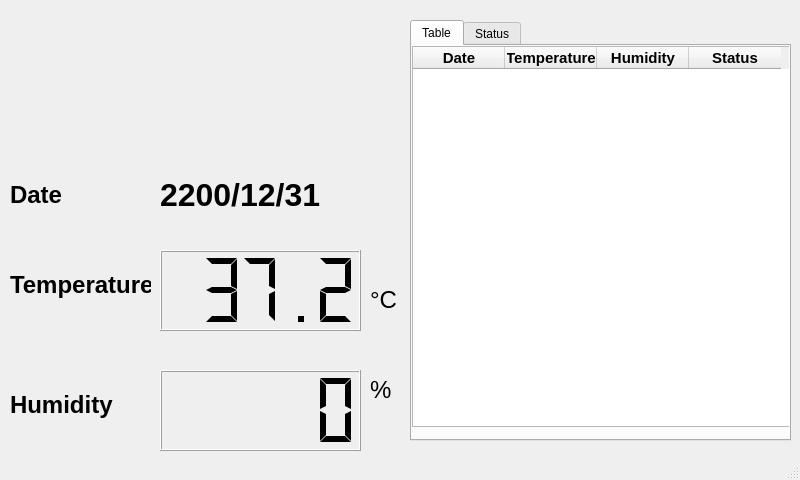
First picture: the form in HTsensor_record.ui, repository TaroballzChen/RaspberryPi_HTsensor_display, before the edit.
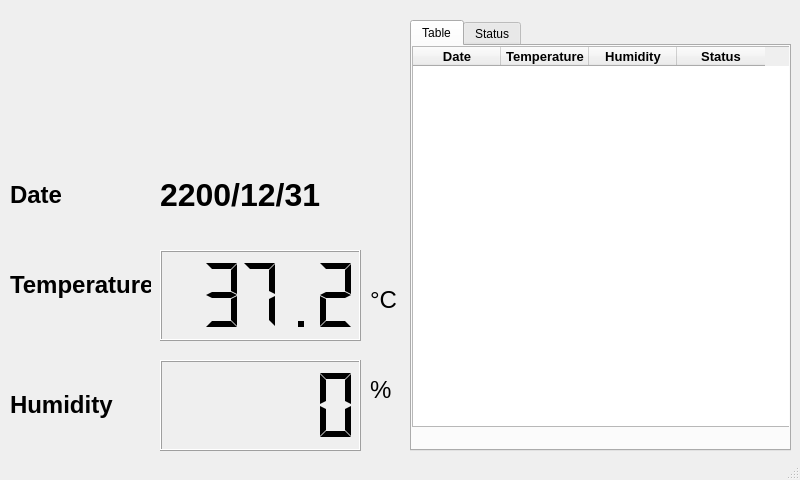
Second picture: the form after the edit. The open tabs and pages were chosen to show the change.

```diff
--- a/HTsensor_record.ui
+++ b/HTsensor_record.ui
@@ -52,7 +52,7 @@
       <x>160</x>
       <y>250</y>
       <width>201</width>
-      <height>81</height>
+      <height>91</height>
      </rect>
     </property>
     <property name="smallDecimalPoint">
@@ -69,9 +69,9 @@
     <property name="geometry">
      <rect>
       <x>160</x>
-      <y>370</y>
+      <y>360</y>
       <width>201</width>
-      <height>81</height>
+      <height>91</height>
      </rect>
     </property>
     <property name="segmentStyle">
@@ -147,7 +147,7 @@
       <x>410</x>
       <y>20</y>
       <width>381</width>
-      <height>421</height>
+      <height>431</height>
      </rect>
     </property>
     <property name="currentIndex">
@@ -187,7 +187,7 @@
        <bool>true</bool>
       </attribute>
       <attribute name="horizontalHeaderDefaultSectionSize">
-       <number>92</number>
+       <number>88</number>
       </attribute>
       <column>
        <property name="text">
@@ -195,7 +195,7 @@
        </property>
        <property name="font">
         <font>
-         <pointsize>11</pointsize>
+         <pointsize>10</pointsize>
          <weight>75</weight>
          <bold>true</bold>
         </font>
@@ -207,7 +207,7 @@
        </property>
        <property name="font">
         <font>
-         <pointsize>11</pointsize>
+         <pointsize>10</pointsize>
          <weight>75</weight>
          <bold>true</bold>
         </font>
@@ -219,7 +219,7 @@
        </property>
        <property name="font">
         <font>
-         <pointsize>11</pointsize>
+         <pointsize>10</pointsize>
          <weight>75</weight>
          <bold>true</bold>
         </font>
@@ -231,7 +231,7 @@
        </property>
        <property name="font">
         <font>
-         <pointsize>11</pointsize>
+         <pointsize>10</pointsize>
          <weight>75</weight>
          <bold>true</bold>
         </font>
```
Left out of the diff: 2 changed lines with no effect on the pictures.
